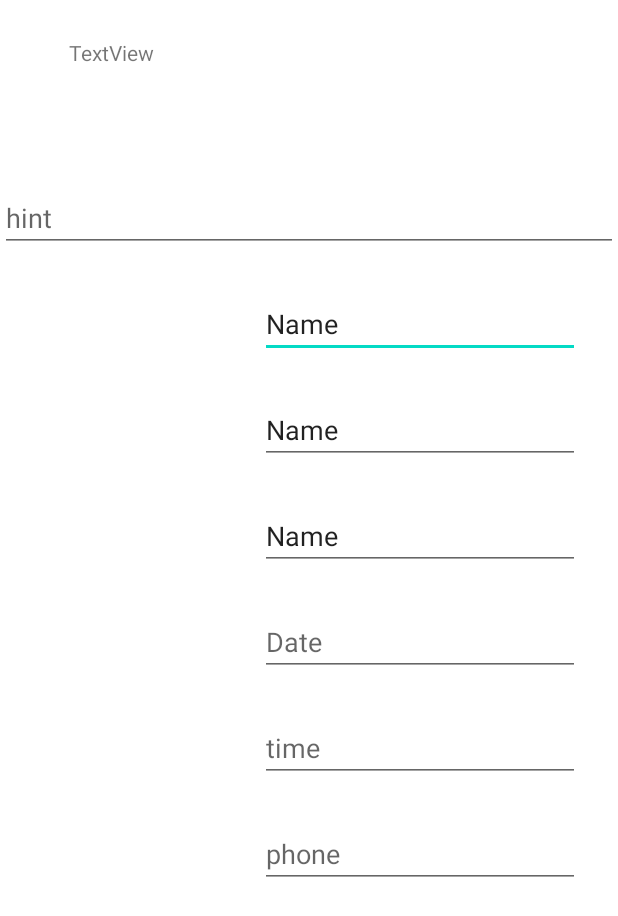
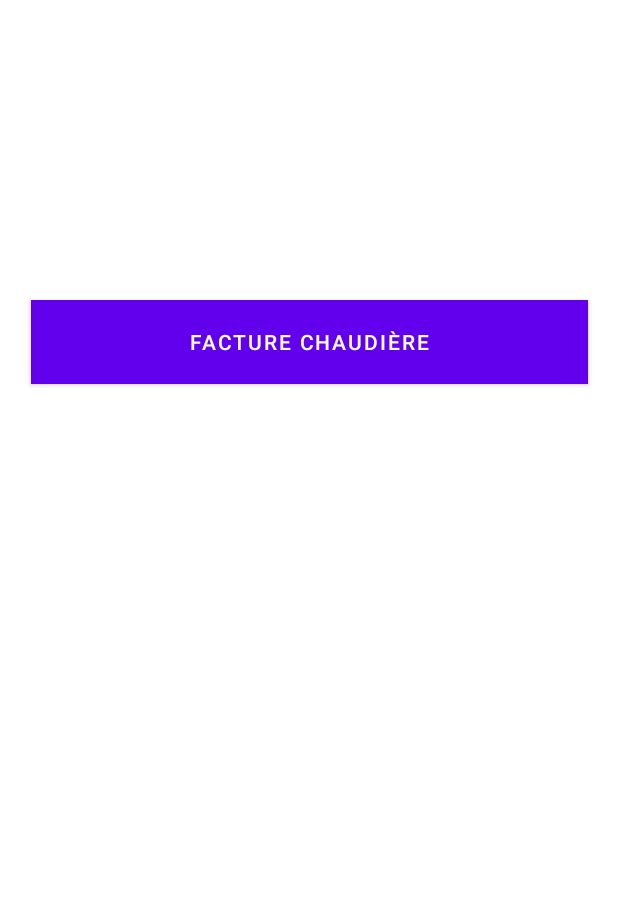
Before and after one commit to NicolasDefoort/EditionFactureAndroid, an Android app: the layout activity_main.xml on its own in the app's theme, with its tools: preview values and no code run, on a phone screen of 412 x 824 dp. Shown: the top 916 px of the screen. Run offline under Robolectric (Android 15) with nearby library versions, the phone set to English and light mode, and no system bars.

Commit message:
Create PDF with user input

```diff
--- a/EditionFactureAndroid/app/src/main/AndroidManifest.xml
+++ b/EditionFactureAndroid/app/src/main/AndroidManifest.xml
@@ -2,6 +2,8 @@
 <manifest xmlns:android="http://schemas.android.com/apk/res/android"
     package="com.example.editionfactureandroid">
 
+
+    <uses-permission android:name="android.permission.WRITE_EXTERNAL_STORAGE"/>
     <application
         android:allowBackup="true"
         android:icon="@mipmap/ic_launcher"
@@ -9,6 +11,8 @@
         android:roundIcon="@mipmap/ic_launcher_round"
         android:supportsRtl="true"
         android:theme="@style/Theme.EditionFactureAndroid">
+
+        <activity android:name=".FormChaudiere" />
         <activity android:name=".MainActivity">
             <intent-filter>
                 <action android:name="android.intent.action.MAIN" />
@@ -16,6 +20,7 @@
                 <category android:name="android.intent.category.LAUNCHER" />
             </intent-filter>
         </activity>
+
     </application>
 
 </manifest>
--- a/EditionFactureAndroid/app/src/main/res/layout/activity_main.xml
+++ b/EditionFactureAndroid/app/src/main/res/layout/activity_main.xml
@@ -4,108 +4,19 @@
     xmlns:tools="http://schemas.android.com/tools"
     android:layout_width="match_parent"
     android:layout_height="match_parent"
+    android:background="#FFFFFF"
     tools:context=".MainActivity">
 
-    <EditText
-        android:id="@+id/editTextTextPersonName4"
-        android:layout_width="wrap_content"
-        android:layout_height="wrap_content"
-        android:layout_marginTop="25dp"
-        android:layout_marginEnd="25dp"
-        android:autofillHints=""
-        android:ems="10"
-        android:hint="@string/enter"
-        android:inputType="textPersonName"
-        android:text="@string/name"
-        app:layout_constraintEnd_toEndOf="parent"
-        app:layout_constraintTop_toBottomOf="@+id/textInputEditText" />
-
-    <EditText
-        android:id="@+id/editTextTextPersonName5"
-        android:layout_width="wrap_content"
-        android:layout_height="wrap_content"
-        android:layout_marginTop="25dp"
-        android:layout_marginEnd="25dp"
-        android:autofillHints=""
-        android:ems="10"
-        android:hint="@string/enter"
-        android:inputType="textPersonName"
-        android:text="@string/name"
-        app:layout_constraintEnd_toEndOf="parent"
-        app:layout_constraintTop_toBottomOf="@+id/editTextTextPersonName4" />
-
-    <EditText
-        android:id="@+id/editTextTextPersonName6"
-        android:layout_width="wrap_content"
-        android:layout_height="wrap_content"
-        android:layout_marginTop="25dp"
-        android:layout_marginEnd="25dp"
-        android:ems="10"
-        android:hint="@string/enter"
-        android:importantForAutofill="no"
-        android:inputType="textPersonName"
-        android:text="@string/name"
-        app:layout_constraintEnd_toEndOf="parent"
-        app:layout_constraintTop_toBottomOf="@+id/editTextTextPersonName5" />
-
-    <TextView
-        android:id="@+id/textView3"
-        android:layout_width="320dp"
-        android:layout_height="67dp"
-        android:layout_marginStart="25dp"
-        android:layout_marginTop="25dp"
-        android:layout_marginEnd="25dp"
-        android:text="@string/textview"
+    <Button
+        android:id="@+id/buttonFactureChaudiere"
+        android:layout_width="371dp"
+        android:layout_height="56dp"
+        android:layout_marginStart="20dp"
+        android:layout_marginTop="200dp"
+        android:layout_marginEnd="20dp"
+        android:background="@color/teal_700"
+        android:text="@string/facture_chaudi_re"
         app:layout_constraintEnd_toEndOf="parent"
         app:layout_constraintStart_toStartOf="parent"
         app:layout_constraintTop_toTopOf="parent" />
-
-    <EditText
-        android:id="@+id/editTextDate2"
-        android:layout_width="wrap_content"
-        android:layout_height="wrap_content"
-        android:layout_marginTop="25dp"
-        android:layout_marginEnd="25dp"
-        android:autofillHints=""
-        android:ems="10"
-        android:hint="@string/date"
-        android:inputType="date"
-        app:layout_constraintEnd_toEndOf="parent"
-        app:layout_constraintTop_toBottomOf="@+id/editTextTextPersonName6" />
-
-    <EditText
-        android:id="@+id/editTextTime"
-        android:layout_width="wrap_content"
-        android:layout_height="wrap_content"
-        android:layout_marginTop="25dp"
-        android:layout_marginEnd="25dp"
-        android:autofillHints=""
-        android:ems="10"
-        android:hint="@string/time"
-        android:inputType="time"
-        app:layout_constraintEnd_toEndOf="parent"
-        app:layout_constraintTop_toBottomOf="@+id/editTextDate2" />
-
-    <EditText
-        android:id="@+id/editTextPhone"
-        android:layout_width="wrap_content"
-        android:layout_height="wrap_content"
-        android:layout_marginTop="25dp"
-        android:layout_marginEnd="25dp"
-        android:autofillHints=""
-        android:ems="10"
-        android:hint="@string/phone"
-        android:inputType="phone"
-        app:layout_constraintEnd_toEndOf="parent"
-        app:layout_constraintTop_toBottomOf="@+id/editTextTime" />
-
-    <com.google.android.material.textfield.TextInputEditText
-        android:id="@+id/textInputEditText"
-        android:layout_width="match_parent"
-        android:layout_height="wrap_content"
-        android:layout_marginTop="30dp"
-        android:hint="@string/hint"
-        app:layout_constraintEnd_toEndOf="parent"
-        app:layout_constraintStart_toStartOf="parent"
-        app:layout_constraintTop_toBottomOf="@+id/textView3" />
 </androidx.constraintlayout.widget.ConstraintLayout>
--- a/EditionFactureAndroid/app/src/main/res/values/strings.xml
+++ b/EditionFactureAndroid/app/src/main/res/values/strings.xml
@@ -1,15 +1,19 @@
 <resources>
     <string name="app_name">EditionFactureAndroid</string>
-    <string name="button">Button</string>
+    <string name="facture_chaudi_re">Facture chaudière</string>
+    <string name="facture_chaudiere">Facture Chaudiere</string>
+    <string name="cr_er_le_pdf">Créer le PDF</string>
+    <string name="phone">phone</string>
+    <string name="date">date</string>
     <string name="name">Name</string>
-    <string name="hint">hint</string>
-    <string name="name">Name</string>
-    <string name="name">Name</string>
-    <string name="textview">TextView</string>
-    <string name="enter">enter</string>
-    <string name="date">Date</string>
-    <string name="time">time</string>
-    <string name="phone">phone</string>
-    <string name="enter">enter</string>
-    <string name="enter">enter</string>
+    <string name="firstname">FirstName</string>
+    <string name="Prix">Prix</string>
+    <string name="Autre">Autre</string>
+    <string name="Name">Name</string>
+    <string name="prix">Prix</string>
+    <string name="autre">Autre</string>
+    <string name="Date">Date</string>
+    <string name="Phone">Phone</string>
+
+
 </resources>
```
Also changed, not shown: EditionFactureAndroid/app/build.gradle (+8 -0 lines), EditionFactureAndroid/app/src/main/java/com/example/editionfactureandroid/FormChaudiere.java (added, +106 -0 lines), EditionFactureAndroid/app/src/main/java/com/example/editionfactureandroid/MainActivity.java (+20 -5 lines), EditionFactureAndroid/app/src/main/res/layout/activity_chaudiere_form.xml (added, +171 -0 lines).
